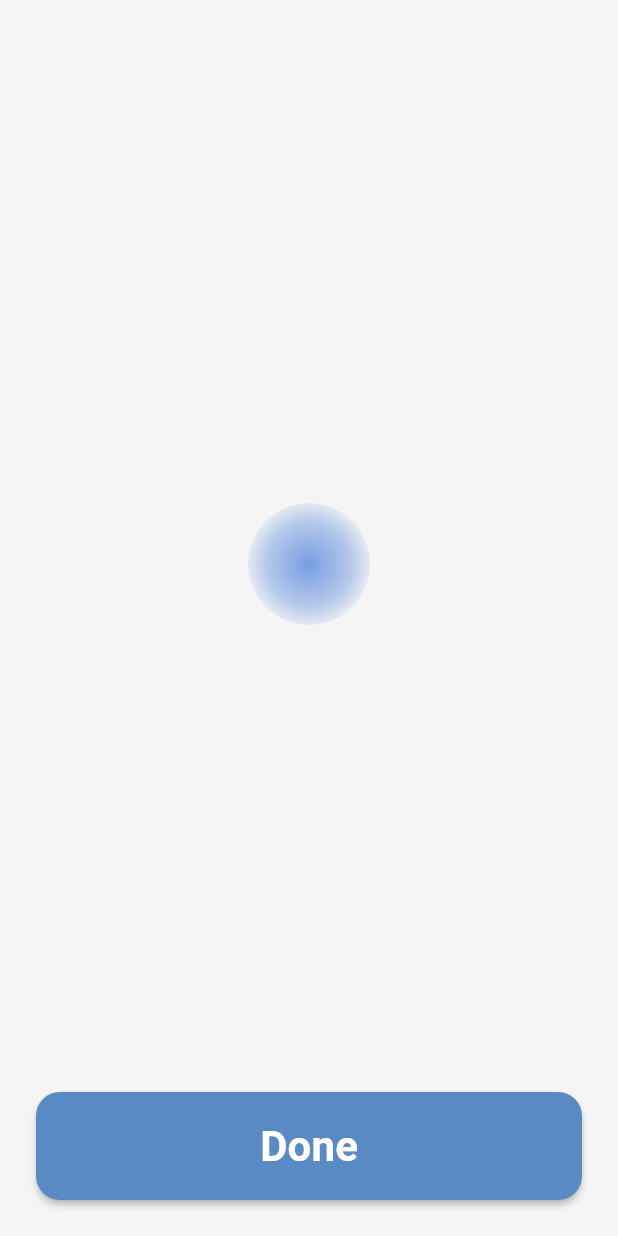
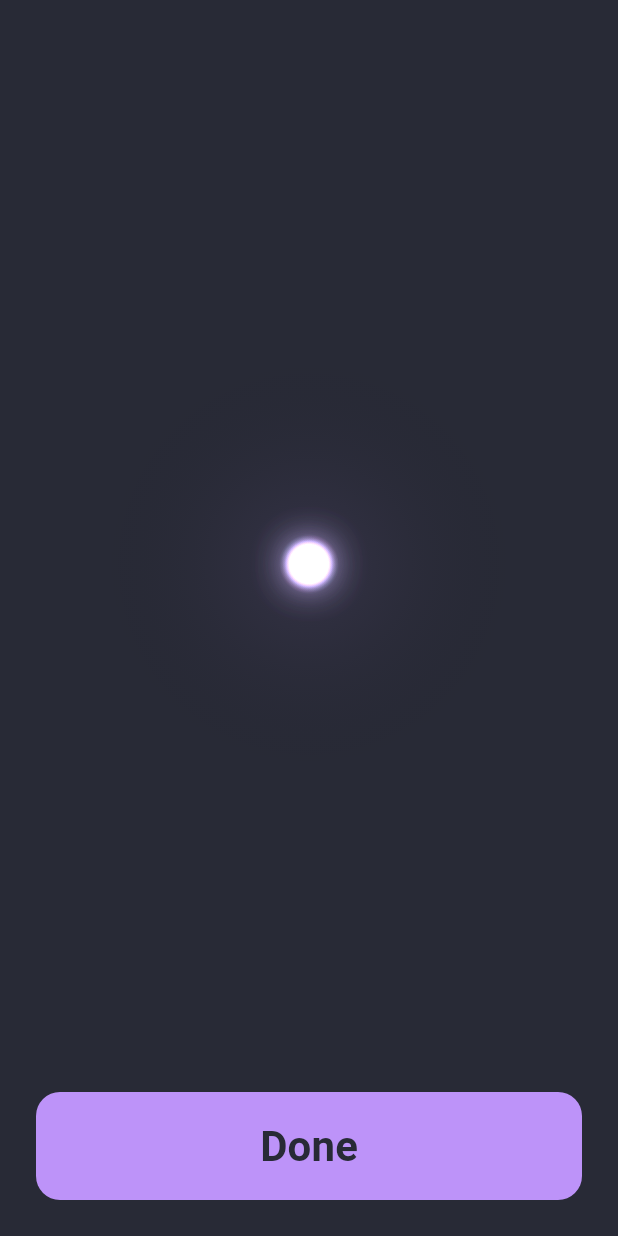
Before and after one commit to vocino/chunk, a Flutter app: the screen it shows after launch, after a tap on "Start", on a phone screen of 412 x 824 dp. Run offline on Flutter 3.47's test engine with Material 3 defaults, Android fonts, the phone set to English and light mode, and no system bars.

Commit message:
feat: add Dracula dark theme and flower-petal breathing animation
Replace the light theme with Dracula color palette (dark backg2round,
cyan/purple/pink accents). Redesign the breathing circle into a 6-petal
flower animation with additive blending, ambient glow, per-petal blur,
and center convergence glow. Maintains the 4-7-8 breathing rhythm with
smooth drift during hold phase.

Co-Authored-By: Claude Opus 4.6 <noreply@anthropic.com>

```diff
--- a/lib/main.dart
+++ b/lib/main.dart
@@ -31,7 +31,7 @@ class MyApp extends StatelessWidget {
       ],
       child: MaterialApp(
         title: 'Chunk',
-        theme: AppTheme.lightTheme,
+        theme: AppTheme.darkTheme,
         home: const StartScreen(),
         debugShowCheckedModeBanner: false,
       ),
--- a/lib/screens/break_screen.dart
+++ b/lib/screens/break_screen.dart
@@ -83,7 +83,7 @@ class _BreakScreenState extends State<BreakScreen> {
                 '${_remainingSeconds}s',
                 style: AppTheme.headingLarge.copyWith(
                   fontSize: 72,
-                  color: AppTheme.primaryBlue,
+                  color: AppTheme.cyan,
                 ),
                 textAlign: TextAlign.center,
               ),
--- a/lib/theme/app_theme.dart
+++ b/lib/theme/app_theme.dart
@@ -1,62 +1,72 @@
 import 'package:flutter/material.dart';
 
 class AppTheme {
-  // Colors
-  static const Color primaryBlue = Color(0xFF6B9BD1);
-  static const Color primaryPurple = Color(0xFF9B8FD1);
-  static const Color backgroundLight = Color(0xFFF5F5F5);
-  static const Color textDark = Color(0xFF2C2C2C);
-  static const Color buttonBlue = Color(0xFF5A8AC4);
+  // Dracula Theme Colors
+  static const Color background = Color(0xFF282A36);
+  static const Color currentLine = Color(0xFF6272A4);
+  static const Color selection = Color(0xFF44475A);
+  static const Color foreground = Color(0xFFF8F8F2);
+  static const Color comment = Color(0xFF6272A4);
+  static const Color red = Color(0xFFFF5555);
+  static const Color orange = Color(0xFFFFB86C);
+  static const Color yellow = Color(0xFFF1FA8C);
+  static const Color green = Color(0xFF50FA7B);
+  static const Color cyan = Color(0xFF8BE9FD);
+  static const Color purple = Color(0xFFBD93F9);
+  static const Color pink = Color(0xFFFF79C6);
 
   // Text Styles
   static const TextStyle headingLarge = TextStyle(
     fontSize: 48,
     fontWeight: FontWeight.w600,
-    color: textDark,
+    color: foreground,
     height: 1.2,
   );
 
   static const TextStyle headingMedium = TextStyle(
     fontSize: 32,
     fontWeight: FontWeight.w600,
-    color: textDark,
+    color: foreground,
     height: 1.3,
   );
 
   static const TextStyle bodyLarge = TextStyle(
     fontSize: 24,
     fontWeight: FontWeight.w400,
-    color: textDark,
+    color: foreground,
     height: 1.4,
   );
 
   static const TextStyle buttonText = TextStyle(
     fontSize: 28,
     fontWeight: FontWeight.w600,
-    color: Colors.white,
+    color: background,
   );
 
   // Button Style
   static ButtonStyle primaryButtonStyle = ElevatedButton.styleFrom(
-    backgroundColor: buttonBlue,
-    foregroundColor: Colors.white,
+    backgroundColor: purple,
+    foregroundColor: background,
     minimumSize: const Size(double.infinity, 72),
     shape: RoundedRectangleBorder(
       borderRadius: BorderRadius.circular(16),
     ),
-    elevation: 2,
+    elevation: 0,
   );
 
   // Theme Data
-  static ThemeData get lightTheme {
+  static ThemeData get darkTheme {
     return ThemeData(
       useMaterial3: true,
       colorScheme: ColorScheme.fromSeed(
-        seedColor: primaryBlue,
-        brightness: Brightness.light,
+        seedColor: purple,
+        brightness: Brightness.dark,
+      ).copyWith(
+        surface: background,
       ),
-      scaffoldBackgroundColor: backgroundLight,
+      scaffoldBackgroundColor: background,
       fontFamily: 'Roboto',
+      iconTheme: const IconThemeData(color: comment),
       textTheme: const TextTheme(
         displayLarge: headingLarge,
         displayMedium: headingMedium,
--- a/lib/widgets/breathing_circle.dart
+++ b/lib/widgets/breathing_circle.dart
@@ -1,4 +1,6 @@
+import 'dart:math';
 import 'package:flutter/material.dart';
+import '../theme/app_theme.dart';
 
 class BreathingCircle extends StatefulWidget {
   const BreathingCircle({super.key});
@@ -8,106 +10,212 @@ class BreathingCircle extends StatefulWidget {
 }
 
 class _BreathingCircleState extends State<BreathingCircle>
-    with SingleTickerProviderStateMixin {
-  late AnimationController _controller;
-  late Animation<double> _animation;
+    with TickerProviderStateMixin {
+  late AnimationController _breathController;
+  late AnimationController _driftController;
+  late Animation<double> _breathAnimation;
+  late Animation<double> _driftAnimation;
 
   @override
   void initState() {
     super.initState();
 
-    // Total duration: 4 + 7 + 8 = 19 seconds
-    _controller = AnimationController(
+    // Primary: 19-second breath cycle (4s expand, 7s hold, 8s contract)
+    _breathController = AnimationController(
       duration: const Duration(seconds: 19),
       vsync: this,
     );
 
-    // TweenSequence with weight-based timing
-    // Weights: 4 (expand), 7 (hold), 8 (contract)
-    _animation = TweenSequence<double>([
-      // Phase 1: Expand (4 seconds, 0.0 → 1.0)
+    _breathAnimation = TweenSequence<double>([
       TweenSequenceItem(
         tween: Tween<double>(begin: 0.0, end: 1.0)
-            .chain(CurveTween(curve: Curves.easeInOut)),
+            .chain(CurveTween(curve: const Cubic(0.5, 0.0, 0.5, 1.0))),
         weight: 4,
       ),
-      // Phase 2: Hold (7 seconds, stays at 1.0)
       TweenSequenceItem(
         tween: ConstantTween<double>(1.0),
         weight: 7,
       ),
-      // Phase 3: Contract (8 seconds, 1.0 → 0.0)
       TweenSequenceItem(
         tween: Tween<double>(begin: 1.0, end: 0.0)
-            .chain(CurveTween(curve: Curves.easeInOut)),
+            .chain(CurveTween(curve: const Cubic(0.5, 0.0, 0.5, 1.0))),
         weight: 8,
       ),
-    ]).animate(_controller);
+    ]).animate(_breathController);
 
-    _controller.repeat();
+    // Secondary: 3-second gentle drift for hold phase vitality
+    _driftController = AnimationController(
+      duration: const Duration(milliseconds: 3000),
+      vsync: this,
+    );
+
+    _driftAnimation = Tween<double>(begin: -1.0, end: 1.0)
+        .chain(CurveTween(curve: Curves.easeInOut))
+        .animate(_driftController);
+
+    _breathController.repeat();
+    _driftController.repeat(reverse: true);
   }
 
   @override
   void dispose() {
-    _controller.dispose();
+    _breathController.dispose();
+    _driftController.dispose();
     super.dispose();
   }
 
   @override
   Widget build(BuildContext context) {
-    return AnimatedBuilder(
-      animation: _animation,
-      builder: (context, child) {
-        return CustomPaint(
-          painter: BreathingCirclePainter(progress: _animation.value),
-          child: Container(),
-        );
-      },
+    return Semantics(
+      label: 'Calm breathing animation',
+      child: AnimatedBuilder(
+        animation: Listenable.merge([_breathAnimation, _driftAnimation]),
+        builder: (context, child) {
+          return CustomPaint(
+            painter: FlowerBreathingPainter(
+              progress: _breathAnimation.value,
+              drift: _driftAnimation.value,
+            ),
+            child: const SizedBox.expand(),
+          );
+        },
+      ),
     );
   }
 }
 
-class BreathingCirclePainter extends CustomPainter {
+class FlowerBreathingPainter extends CustomPainter {
   final double progress;
+  final double drift;
 
-  BreathingCirclePainter({required this.progress});
+  static const int petalCount = 6;
+  static const List<Color> petalColors = [
+    AppTheme.cyan,
+    AppTheme.purple,
+    AppTheme.pink,
+    AppTheme.cyan,
+    AppTheme.purple,
+    AppTheme.pink,
+  ];
+
+  FlowerBreathingPainter({required this.progress, required this.drift});
 
   @override
   void paint(Canvas canvas, Size size) {
     final center = Offset(size.width / 2, size.height / 2);
-    final maxRadius = size.width < size.height ? size.width / 2 : size.height / 2;
+    final maxRadius = min(size.width, size.height) / 2;
 
-    // Circle size ranges from 20% to 35% of container
-    final minScale = 0.20;
-    final maxScale = 0.35;
-    final currentScale = minScale + (progress * (maxScale - minScale));
-    final radius = maxRadius * currentScale;
+    // Derived values
+    final containerScale = 0.15 + progress * 0.85;
+    final effectiveRadius = maxRadius * containerScale;
+    final rotationAngle = progress * pi;
+    // Drift scales smoothly — strongest at progress=1.0, fades toward 0
+    // Using pow(progress, 8) creates a curve that's near-zero for most of the
+    // expand/contract phases but ramps up smoothly near the hold phase
+    final driftStrength = pow(progress, 8).toDouble();
+    final effectiveDrift = drift * driftStrength;
 
-    // Color shift based on progress
-    // Blue at start (contracted), purple at peak (expanded)
-    final startColor = const Color(0xFF4A90E2); // Soft blue
-    final endColor = const Color(0xFF9B59B6);   // Purple
-    final currentColor = Color.lerp(startColor, endColor, progress)!;
+    // 1. Ambient background glow
+    _drawAmbientGlow(canvas, center, maxRadius, progress);
 
-    // Radial gradient
+    // 2. Per-petal glow pass (behind main petals)
+    for (int i = 0; i < petalCount; i++) {
+      final petalCenter = _petalPosition(
+          center, effectiveRadius, i, rotationAngle, effectiveDrift);
+      _drawPetalGlow(
+          canvas, petalCenter, effectiveRadius * 0.38, petalColors[i]);
+    }
+
+    // 3. Main petal pass
+    for (int i = 0; i < petalCount; i++) {
+      final petalCenter = _petalPosition(
+          center, effectiveRadius, i, rotationAngle, effectiveDrift);
+      _drawPetal(
+          canvas, petalCenter, effectiveRadius * 0.38, petalColors[i]);
+    }
+
+    // 4. Center convergence glow
+    _drawCenterGlow(canvas, center, effectiveRadius, effectiveDrift);
+  }
+
+  Offset _petalPosition(Offset center, double containerRadius, int index,
+      double rotation, double drift) {
+    final baseAngle = (2 * pi / petalCount) * index;
+    final angle = baseAngle + rotation - drift * 0.1;
+    final baseSpread = containerRadius * 0.35;
+    final spreadDistance = progress * baseSpread + drift * containerRadius * 0.03;
+    return Offset(
+      center.dx + cos(angle) * spreadDistance,
+      center.dy + sin(angle) * spreadDistance,
+    );
+  }
+
+  void _drawAmbientGlow(
+      Canvas canvas, Offset center, double maxRadius, double progress) {
+    final ambientOpacity = 0.08 + progress * 0.12;
+    final ambientRadius = maxRadius * 0.8;
+    final paint = Paint()
+      ..shader = RadialGradient(
+        colors: [
+          AppTheme.purple.withValues(alpha: ambientOpacity),
+          Colors.transparent,
+        ],
+      ).createShader(Rect.fromCircle(center: center, radius: ambientRadius));
+    canvas.drawCircle(center, ambientRadius, paint);
+  }
+
+  void _drawPetalGlow(
+      Canvas canvas, Offset petalCenter, double petalRadius, Color color) {
+    final opacity = (0.15 + progress * 0.15).clamp(0.0, 1.0);
+    final glowPaint = Paint()
+      ..color = color.withValues(alpha: opacity)
+      ..maskFilter = const MaskFilter.blur(BlurStyle.normal, 12.0)
+      ..blendMode = BlendMode.plus;
+    canvas.drawCircle(petalCenter, petalRadius * 0.8, glowPaint);
+  }
+
+  void _drawPetal(
+      Canvas canvas, Offset petalCenter, double petalRadius, Color color) {
+    final opacity = (0.4 + progress * 0.3).clamp(0.0, 1.0);
+
     final gradient = RadialGradient(
       colors: [
-        currentColor.withValues(alpha: 0.8),
-        currentColor.withValues(alpha: 0.4),
-        currentColor.withValues(alpha: 0.1),
+        color.withValues(alpha: opacity),
+        color.withValues(alpha: opacity * 0.5),
+        color.withValues(alpha: 0.0),
       ],
-      stops: const [0.0, 0.7, 1.0],
+      stops: const [0.0, 0.6, 1.0],
     );
 
     final paint = Paint()
-      ..shader = gradient.createShader(Rect.fromCircle(center: center, radius: radius))
-      ..style = PaintingStyle.fill;
+      ..shader = gradient.createShader(
+          Rect.fromCircle(center: petalCenter, radius: petalRadius))
+      ..blendMode = BlendMode.plus;
 
-    canvas.drawCircle(center, radius, paint);
+    canvas.drawCircle(petalCenter, petalRadius, paint);
+  }
+
+  void _drawCenterGlow(
+      Canvas canvas, Offset center, double effectiveRadius, double drift) {
+    final centerRadius = effectiveRadius * 0.2;
+    final driftStrength = pow(progress, 8).toDouble();
+    final holdPulse = sin(drift * pi) * 0.05 * driftStrength;
+    final centerOpacity = (0.1 + progress * 0.15 + holdPulse).clamp(0.0, 1.0);
+
+    final paint = Paint()
+      ..shader = RadialGradient(
+        colors: [
+          Colors.white.withValues(alpha: centerOpacity),
+          Colors.white.withValues(alpha: 0.0),
+        ],
+      ).createShader(Rect.fromCircle(center: center, radius: centerRadius))
+      ..blendMode = BlendMode.plus;
+
+    canvas.drawCircle(center, centerRadius, paint);
   }
 
   @override
-  bool shouldRepaint(BreathingCirclePainter oldDelegate) {
-    return oldDelegate.progress != progress;
+  bool shouldRepaint(FlowerBreathingPainter oldDelegate) {
+    return oldDelegate.progress != progress || oldDelegate.drift != drift;
   }
 }
```
